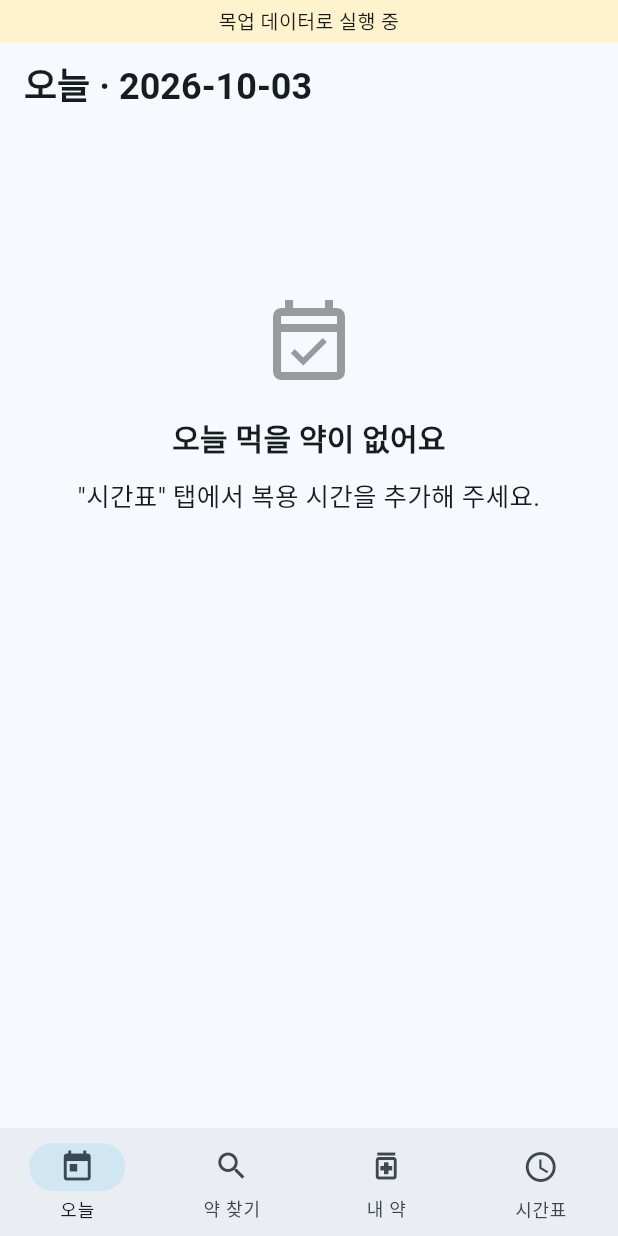
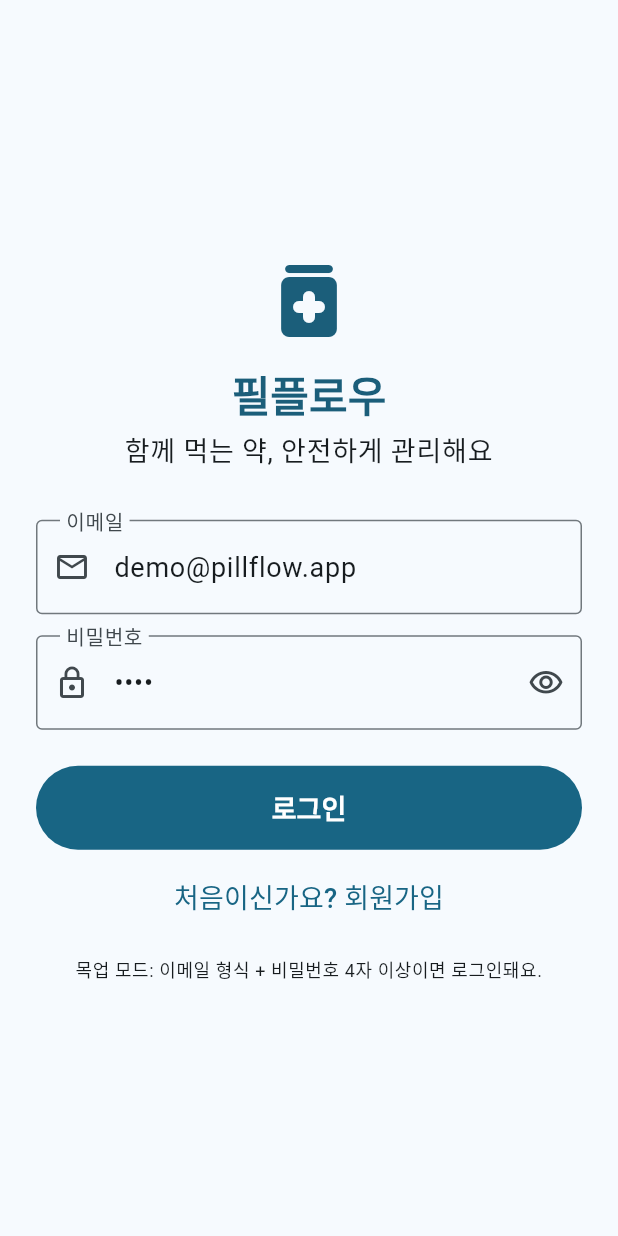
Before and after one commit to JJongee/pillflow-app, a Flutter app: the screen it shows after launch, on a phone screen of 412 x 824 dp. Run offline on Flutter 3.47's test engine with Material 3 defaults, Android fonts, the phone set to English and light mode, and no system bars; our stand-ins replace dio, flutter_riverpod.

Commit message:
로그인·설정 화면, 시간표 수정, 등록됨 표시, 테스트 추가

```diff
--- a/lib/app.dart
+++ b/lib/app.dart
@@ -1,8 +1,11 @@
 import 'package:flutter/material.dart';
+import 'package:flutter_riverpod/flutter_riverpod.dart';
 
 import 'core/config.dart';
 import 'core/theme.dart';
+import 'data/providers.dart';
 import 'screens/intake_screen.dart';
+import 'screens/login_screen.dart';
 import 'screens/my_drugs_screen.dart';
 import 'screens/schedule_screen.dart';
 import 'screens/search_screen.dart';
@@ -15,8 +18,17 @@ class PillFlowApp extends StatelessWidget {
         title: '필플로우',
         debugShowCheckedModeBanner: false,
         theme: buildTheme(),
-        home: const HomeShell(),
+        home: const AuthGate(),
       );
+}
+
+/// 로그인 전이면 로그인 화면, 로그인 후면 홈
+class AuthGate extends ConsumerWidget {
+  const AuthGate({super.key});
+
+  @override
+  Widget build(BuildContext context, WidgetRef ref) =>
+      ref.watch(authTokenProvider) == null ? const LoginScreen() : const HomeShell();
 }
 
 /// 하단 탭 4개: 오늘 · 약 찾기 · 내 약 · 시간표
--- a/lib/data/providers.dart
+++ b/lib/data/providers.dart
@@ -6,8 +6,14 @@ import 'api_repository.dart';
 import 'mock_repository.dart';
 import 'repository.dart';
 
+/// 로그인 토큰. null 이면 로그인 화면이 보입니다.
+/// 지금은 메모리에만 있어서 앱을 다시 켜면 다시 로그인합니다(시연용으로 충분).
+final authTokenProvider = StateProvider<String?>((ref) => null);
+
 final repositoryProvider = Provider<PillRepository>(
-  (ref) => AppConfig.useMock ? MockRepository() : ApiRepository(),
+  (ref) => AppConfig.useMock
+      ? MockRepository()
+      : ApiRepository(tokenProvider: () => ref.read(authTokenProvider)),
 );
 
 final myDrugsProvider = FutureProvider.autoDispose<List<UserDrug>>(
--- a/lib/screens/drug_detail_screen.dart
+++ b/lib/screens/drug_detail_screen.dart
@@ -33,6 +33,8 @@ class _DrugDetailScreenState extends ConsumerState<DrugDetailScreen> {
   @override
   Widget build(BuildContext context) {
     final value = ref.watch(drugDetailProvider(widget.itemSeq));
+    final registered =
+        ref.watch(myDrugsProvider).valueOrNull?.any((d) => d.itemSeq == widget.itemSeq) ?? false;
     return Scaffold(
       appBar: AppBar(title: const Text('약 정보')),
       body: AsyncBody<DrugDetail>(
@@ -71,7 +73,9 @@ class _DrugDetailScreenState extends ConsumerState<DrugDetailScreen> {
           ? SafeArea(
               child: Padding(
                 padding: const EdgeInsets.fromLTRB(16, 8, 16, 12),
-                child: FilledButton.icon(
+                child: registered
+                    ? const FilledButton.tonal(onPressed: null, child: Text('이미 등록한 약이에요'))
+                    : FilledButton.icon(
                         onPressed: _saving ? null : () => _register(value.requireValue),
                         icon: _saving
                             ? const SizedBox(width: 20, height: 20, child: CircularProgressIndicator(strokeWidth: 2))
--- /dev/null
+++ b/lib/screens/login_screen.dart
@@ -0,0 +1,120 @@
+import 'package:flutter/material.dart';
+import 'package:flutter_riverpod/flutter_riverpod.dart';
+
+import '../core/config.dart';
+import '../core/theme.dart';
+import '../data/providers.dart';
+import '../widgets/state_views.dart';
+
+/// 로그인 화면 틀. 서버 인증 형식(POST /auth/login)이 확정되면 api_repository.dart 의 login 만 맞추면 됩니다.
+class LoginScreen extends ConsumerStatefulWidget {
+  const LoginScreen({super.key});
+
+  @override
+  ConsumerState<LoginScreen> createState() => _LoginScreenState();
+}
+
+class _LoginScreenState extends ConsumerState<LoginScreen> {
+  // 목업 모드에서는 시연이 빠르도록 미리 채워 둡니다.
+  late final _email = TextEditingController(text: AppConfig.useMock ? 'demo@pillflow.app' : '');
+  late final _pw = TextEditingController(text: AppConfig.useMock ? '1234' : '');
+  bool _loading = false;
+  bool _hidePw = true;
+  String? _error;
+
+  @override
+  void dispose() {
+    _email.dispose();
+    _pw.dispose();
+    super.dispose();
+  }
+
+  Future<void> _login() async {
+    FocusScope.of(context).unfocus();
+    setState(() {
+      _loading = true;
+      _error = null;
+    });
+    try {
+      final token = await ref.read(repositoryProvider).login(_email.text.trim(), _pw.text);
+      ref.read(authTokenProvider.notifier).state = token; // → AuthGate 가 홈으로 전환
+    } catch (e) {
+      if (mounted) setState(() => _error = e.toString());
+    } finally {
+      if (mounted) setState(() => _loading = false);
+    }
+  }
+
+  @override
+  Widget build(BuildContext context) {
+    final t = Theme.of(context).textTheme;
+    return Scaffold(
+      body: SafeArea(
+        child: Center(
+          child: SingleChildScrollView(
+            padding: const EdgeInsets.all(24),
+            child: ConstrainedBox(
+              constraints: const BoxConstraints(maxWidth: 420),
+              child: Column(crossAxisAlignment: CrossAxisAlignment.stretch, children: [
+                const Icon(Icons.medication_rounded, size: 64, color: AppColors.primary),
+                const SizedBox(height: 12),
+                Text('필플로우',
+                    textAlign: TextAlign.center,
+                    style: t.headlineMedium?.copyWith(fontWeight: FontWeight.w800, color: AppColors.primary)),
+                const SizedBox(height: 6),
+                Text('함께 먹는 약, 안전하게 관리해요', textAlign: TextAlign.center, style: t.bodyLarge),
+                const SizedBox(height: 32),
+                TextField(
+                  controller: _email,
+                  keyboardType: TextInputType.emailAddress,
+                  textInputAction: TextInputAction.next,
+                  autofillHints: const [AutofillHints.email],
+                  style: const TextStyle(fontSize: 18),
+                  decoration: const InputDecoration(labelText: '이메일', prefixIcon: Icon(Icons.mail_outline)),
+                ),
+                const SizedBox(height: 14),
+                TextField(
+                  controller: _pw,
+                  obscureText: _hidePw,
+                  textInputAction: TextInputAction.done,
+                  onSubmitted: (_) => _loading ? null : _login(),
+                  style: const TextStyle(fontSize: 18),
+                  decoration: InputDecoration(
+                    labelText: '비밀번호',
+                    prefixIcon: const Icon(Icons.lock_outline),
+                    suffixIcon: IconButton(
+                      tooltip: _hidePw ? '비밀번호 보기' : '비밀번호 숨기기',
+                      icon: Icon(_hidePw ? Icons.visibility_outlined : Icons.visibility_off_outlined),
+                      onPressed: () => setState(() => _hidePw = !_hidePw),
+                    ),
+                  ),
+                ),
+                if (_error != null) ...[
+                  const SizedBox(height: 12),
+                  Text(_error!, style: const TextStyle(color: AppColors.danger, fontSize: 16)),
+                ],
+                const SizedBox(height: 24),
+                FilledButton(
+                  onPressed: _loading ? null : _login,
+                  child: _loading
+                      ? const SizedBox(width: 22, height: 22, child: CircularProgressIndicator(strokeWidth: 2))
+                      : const Text('로그인'),
+                ),
+                const SizedBox(height: 8),
+                TextButton(
+                  onPressed: () => showSnack(context, '회원가입은 서버 인증이 정해지면 추가할게요.'),
+                  child: const Text('처음이신가요? 회원가입'),
+                ),
+                if (AppConfig.useMock) ...[
+                  const SizedBox(height: 16),
+                  Text('목업 모드: 이메일 형식 + 비밀번호 4자 이상이면 로그인돼요.',
+                      textAlign: TextAlign.center, style: t.bodySmall),
+                ],
+              ]),
+            ),
+          ),
+        ),
+      ),
+    );
+  }
+}
--- /dev/null
+++ b/lib/screens/settings_screen.dart
@@ -0,0 +1,87 @@
+import 'package:flutter/material.dart';
+import 'package:flutter_riverpod/flutter_riverpod.dart';
+
+import '../core/config.dart';
+import '../data/providers.dart';
+import '../widgets/dialogs.dart';
+
+/// 설정: 태어난 해 · 데이터 출처 · 이용 안내 · 실행 모드 · 로그아웃
+class SettingsScreen extends ConsumerWidget {
+  const SettingsScreen({super.key});
+
+  Future<void> _logout(BuildContext context, WidgetRef ref) async {
+    final ok = await showDialog<bool>(
+      context: context,
+      builder: (ctx) => AlertDialog(
+        title: const Text('로그아웃할까요?'),
+        actions: [
+          TextButton(onPressed: () => Navigator.pop(ctx, false), child: const Text('취소')),
+          FilledButton(onPressed: () => Navigator.pop(ctx, true), child: const Text('로그아웃')),
+        ],
+      ),
+    );
+    if (ok != true || !context.mounted) return;
+    final auth = ref.read(authTokenProvider.notifier);
+    Navigator.of(context).popUntil((r) => r.isFirst); // 설정 화면 닫기
+    auth.state = null; // → AuthGate 가 로그인 화면으로 전환
+  }
+
+  @override
+  Widget build(BuildContext context, WidgetRef ref) {
+    final birthYear = ref.watch(birthYearProvider).valueOrNull;
+    final t = Theme.of(context).textTheme;
+
+    Widget header(String s) => Padding(
+          padding: const EdgeInsets.fromLTRB(16, 20, 16, 6),
+          child: Text(s, style: t.titleSmall?.copyWith(color: Theme.of(context).colorScheme.primary)),
+        );
+
+    return Scaffold(
+      appBar: AppBar(title: const Text('설정')),
+      body: ListView(children: [
+        header('내 정보'),
+        ListTile(
+          leading: const Icon(Icons.cake_outlined),
+          title: const Text('태어난 해'),
+          subtitle: Text(birthYear == null ? '입력 안 함 · 연령금기를 확인하지 않아요' : '$birthYear년생'),
+          trailing: const Icon(Icons.edit_outlined),
+          onTap: () => editBirthYear(context, ref, birthYear),
+        ),
+        header('데이터 출처'),
+        const ListTile(
+          leading: Icon(Icons.menu_book_outlined),
+          title: Text('의약품 정보'),
+          subtitle: Text('식품의약품안전처 의약품개요정보(e약은요)'),
+        ),
+        const ListTile(
+          leading: Icon(Icons.fact_check_outlined),
+          title: Text('병용금기 · 연령금기'),
+          subtitle: Text('식품의약품안전처 DUR 품목리스트 (게시 2609)'),
+        ),
+        header('이용 안내'),
+        Padding(
+          padding: const EdgeInsets.symmetric(horizontal: 16, vertical: 4),
+          child: Text(
+            '필플로우는 공공데이터를 안내하는 앱이며 진단이나 처방을 대신하지 않아요. '
+            '공공데이터에 없는 약은 "판정 불가"로 표시되고, 이는 안전하다는 뜻이 아니에요. '
+            '약을 바꾸거나 멈추기 전에 반드시 의사나 약사와 상담해 주세요.',
+            style: t.bodyMedium,
+          ),
+        ),
+        header('개발 정보'),
+        ListTile(
+          leading: const Icon(Icons.developer_mode_outlined),
+          title: Text(AppConfig.useMock ? '목업 데이터 모드' : '서버 연결 모드'),
+          subtitle: Text(AppConfig.useMock ? '서버 없이 assets/mock 데이터로 동작' : AppConfig.apiBase),
+        ),
+        const Divider(height: 32),
+        ListTile(
+          leading: const Icon(Icons.logout),
+          title: const Text('로그아웃'),
+          onTap: () => _logout(context, ref),
+        ),
+        const SizedBox(height: 24),
+      ]),
+    );
+  }
+}
```
Also changed, not shown: lib/data/api_repository.dart (+35 -0 lines), lib/data/mock_repository.dart (+33 -0 lines), lib/data/repository.dart (+9 -0 lines), lib/screens/dur_result_screen.dart (+3 -33 lines), lib/screens/intake_screen.dart (+12 -1 lines), lib/screens/my_drugs_screen.dart (+4 -14 lines), lib/screens/schedule_screen.dart (+43 -16 lines), lib/screens/search_screen.dart (+14 -4 lines), lib/widgets/dialogs.dart (added, +86 -0 lines), 3 other files. Lines whose indentation alone changed are shown as unchanged.
